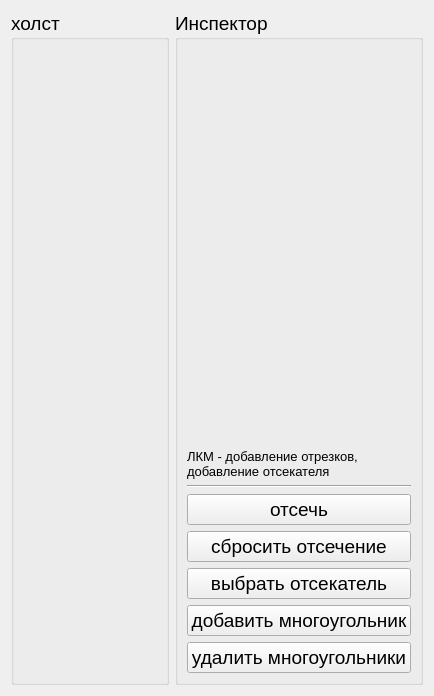
Qt form lab_9/src/ui/tabs/cuttertab.ui (RullDeef/cg-lab) before a commit.
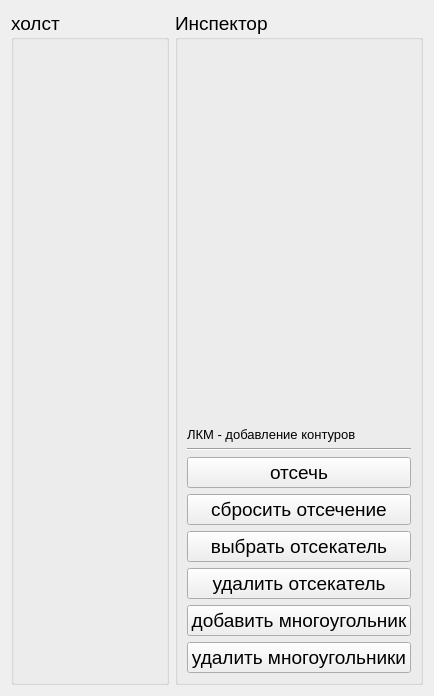
The same form after that commit.

Diff of the .ui file:
```diff
--- a/lab_9/src/ui/tabs/cuttertab.ui
+++ b/lab_9/src/ui/tabs/cuttertab.ui
@@ -74,8 +74,7 @@
          </font>
         </property>
         <property name="text">
-         <string>ЛКМ - добавление отрезков,
-добавление отсекателя</string>
+         <string>ЛКМ - добавление контуров</string>
         </property>
         <property name="textFormat">
          <enum>Qt::PlainText</enum>
@@ -110,6 +109,13 @@
         </property>
        </widget>
       </item>
+      <item>
+       <widget class="QPushButton" name="deleteCutterButton">
+        <property name="text">
+         <string>удалить отсекатель</string>
+        </property>
+       </widget>
+      </item>
       <item>
        <widget class="QPushButton" name="addRegionButton">
         <property name="text">
```
